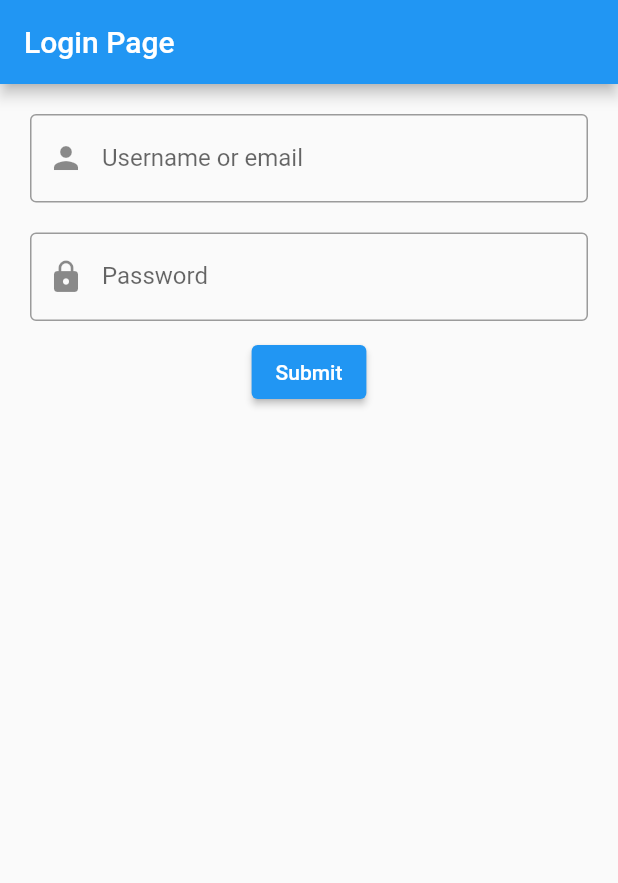
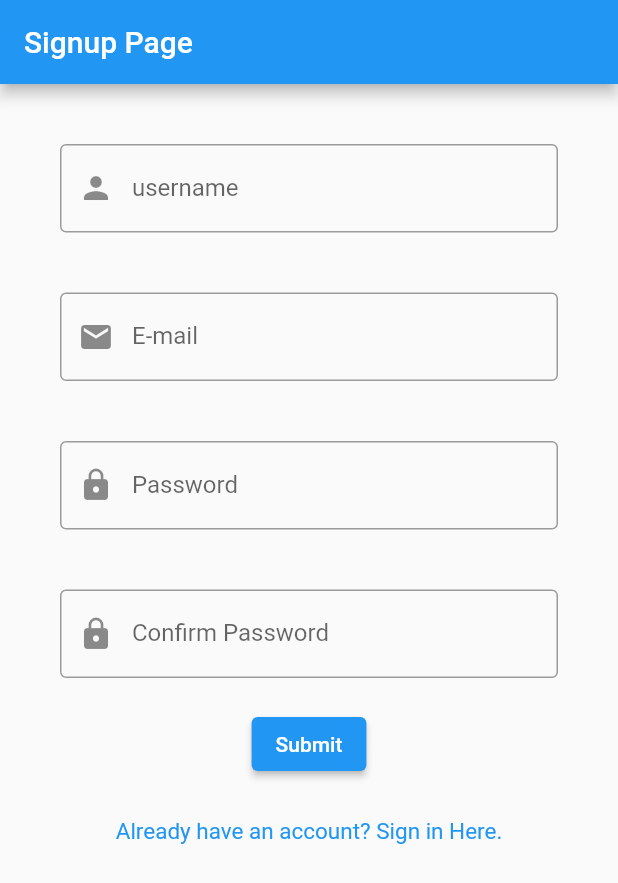
Before and after one commit to johny24rivera/SlighTrade, a Flutter app: the screen it shows after launch, on a phone screen of 412 x 824 dp. Shown: the top 883 px of the screen. Run offline on Flutter 3.47's test engine with Material 2 defaults, Android fonts, the phone set to English and light mode, and no system bars.

Commit message:
created signup

```diff
--- a/lib/elements.dart
+++ b/lib/elements.dart
@@ -0,0 +1,42 @@
+import 'package:flutter/material.dart';
+
+Padding generateTextField(TextEditingController controller, String label, Icon icon, [bool pass = false]) {
+    return Padding(
+      padding: EdgeInsets.all(20),
+      child: TextField(
+                controller: controller,
+                obscureText: pass,
+                decoration: InputDecoration(
+                  prefixIcon: icon,
+                  labelText: label,
+                  border: OutlineInputBorder(
+                    borderSide: BorderSide(
+                      color: Colors.black,
+                      width: 5,
+                      style: BorderStyle.solid
+                    )
+                  )
+                ),
+              )
+            );
+}
+
+ElevatedButton generateButton(void Function() click) {
+  return ElevatedButton(
+    onPressed: click,
+    child: Text("Submit"),
+  );
+}
+
+Padding generateLink(void Function() click, String link) {
+  return Padding(
+    padding: EdgeInsets.all(10),
+    child: TextButton(
+            style: TextButton.styleFrom(
+              textStyle: const TextStyle(fontSize: 15),
+            ),
+            onPressed: click,
+            child: Text(link),
+          )
+  );
+}
--- a/lib/login.dart
+++ b/lib/login.dart
@@ -1,6 +1,6 @@
-import 'dart:html';
-
 import 'package:flutter/material.dart';
+import 'package:slightrade/elements.dart';
+import 'package:slightrade/signup.dart';
 import 'myHomePage.dart';
 
 class LoginPage extends StatelessWidget {
@@ -33,6 +33,9 @@ class _BodyState extends State<Body> {
   void click() {
     this.user = userController.text;
     this.password = passwordController.text;
+    // hash password (MD5)
+    //Check Credentials
+
     Navigator.push(
       context,
       MaterialPageRoute(
@@ -41,54 +44,28 @@ class _BodyState extends State<Body> {
     );
   }
 
+  void signup() {
+    Navigator.push(
+      context,
+      MaterialPageRoute(builder: (context) => SignupPage())
+    );
+  }
+
   @override
   Widget build(BuildContext context) {
+    List<Widget> elements = <Widget>[
+      generateTextField(userController, "Username or email", Icon(Icons.person)),
+      generateTextField(passwordController, "password", Icon(Icons.lock), true),
+      generateButton(click),
+      generateLink(signup, "Don't have an account? Sign up here."),
+    ];
+
     return Align(
       alignment: Alignment.center,
       child: Padding(
         padding: EdgeInsets.all(10),
         child: Column(
-          children: <Widget>[
-            Padding( //UserName field
-              padding: EdgeInsets.all(10),
-              child: TextField(
-                controller: this.userController,
-                decoration: InputDecoration(
-                  prefixIcon: Icon(Icons.person),
-                  labelText: "Username or email",
-                  border: OutlineInputBorder(
-                    borderSide: BorderSide(
-                      color: Colors.black,
-                      width: 5,
-                      style: BorderStyle.solid
-                    )
-                  ),
-                ),
-              ),
-            ),
-            Padding( // Password Field
-              padding: EdgeInsets.all(10),
-              child: TextField(
-                controller: this.passwordController,
-                obscureText: true,
-                decoration: InputDecoration(
-                  prefixIcon: Icon(Icons.lock),
-                  labelText: "Password",
-                  border: OutlineInputBorder(
-                    borderSide: BorderSide(
-                      color: Colors.black,
-                      width: 5,
-                      style: BorderStyle.solid
-                    )
-                  ),
-                ),
-              ),
-            ),
-            ElevatedButton(
-              onPressed: click,
-              child: Text("Submit")
-            ),
-          ],
+          children: elements,
         )
       )
     );
--- a/lib/main.dart
+++ b/lib/main.dart
@@ -1,5 +1,5 @@
 import 'package:flutter/material.dart';
-import 'login.dart';
+import 'package:slightrade/signup.dart';
 
 void main() {
   runApp(MyApp());
@@ -23,7 +23,7 @@ class MyApp extends StatelessWidget {
         // is not restarted.
         primarySwatch: Colors.blue,
       ),
-      home: LoginPage(),
+      home: SignupPage(),
     );
   }
 }
--- /dev/null
+++ b/lib/signup.dart
@@ -0,0 +1,81 @@
+import 'package:flutter/material.dart';
+import 'package:slightrade/login.dart';
+import 'package:slightrade/myHomePage.dart';
+import 'package:slightrade/elements.dart';
+
+class SignupPage extends StatelessWidget {
+  const SignupPage({ Key? key }) : super(key: key);
+
+  @override
+  Widget build(BuildContext context) {
+    return Scaffold(
+      appBar: AppBar(
+        title: Text("Signup Page"),
+      ),
+      body: Body(),
+    );
+  }
+}
+
+class Body extends StatefulWidget {
+  const Body({ Key? key }) : super(key: key);
+
+  @override
+  _BodyState createState() => _BodyState();
+}
+
+class _BodyState extends State<Body> {
+  TextEditingController usernameController = new TextEditingController();
+  TextEditingController emailController = new TextEditingController();
+  TextEditingController passwordController = new TextEditingController();
+  TextEditingController confirmPasswordController = new TextEditingController();
+  late String username;
+  late String email;
+  late String password;
+  late String confirmPassword;
+
+  void click() {
+    this.username = usernameController.text;
+    this.email = emailController.text;
+    this.password = passwordController.text;
+    this.confirmPassword = confirmPasswordController.text;
+    // verify password == confirmPassword
+    // store email, username & hashed password
+
+    Navigator.push(
+      context,
+      MaterialPageRoute(
+        builder: (context) => MyHomePage(title: username)
+      )
+    );
+  }
+
+  void login() {
+    Navigator.push(
+      context,
+      MaterialPageRoute(builder: (context) => LoginPage())
+    );
+  }
+
+  @override
+  Widget build(BuildContext context) {
+    List<Widget> elements = <Widget>[
+      generateTextField(usernameController, "username", Icon(Icons.person)),
+      generateTextField(emailController, "E-mail", Icon(Icons.email)),
+      generateTextField(passwordController, "Password", Icon(Icons.lock), true),
+      generateTextField(confirmPasswordController, "Confirm Password", Icon(Icons.lock), true),
+      generateButton(click),
+      generateLink(login, "Already have an account? Sign in Here."),
+    ];
+
+    return Align(
+      alignment: Alignment.center,
+      child: Padding(
+        padding: EdgeInsets.all(20),
+        child: Column(
+          children: elements,
+        )
+      )
+    );
+  }
+}
```
